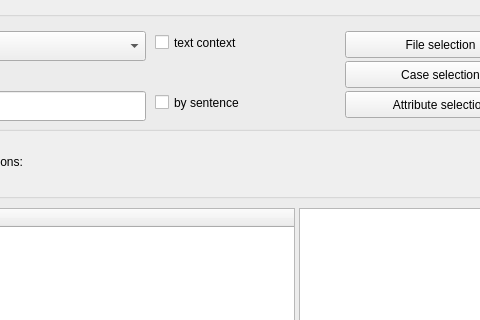
This is GUI_UIs/ui_dialog_report_codings.ui in ccbogel/QualCoder as Qt 5 draws it before an edit; both pictures show x 86 to 566 and y 0 to 320 of the 1129 by 715 pixel window. The edited form follows.
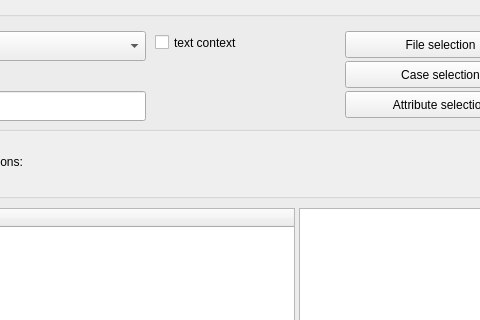
This is the edited form.

Commit message: add element for contextualisation of text

```diff
--- a/GUI_UIs/ui_dialog_report_codings.ui
+++ b/GUI_UIs/ui_dialog_report_codings.ui
@@ -187,19 +187,6 @@
        <string>Export csv file</string>
       </property>
      </widget>
-     <widget class="QCheckBox" name="checkBox_by_sentence">
-      <property name="geometry">
-       <rect>
-        <x>230</x>
-        <y>80</y>
-        <width>171</width>
-        <height>23</height>
-       </rect>
-      </property>
-      <property name="text">
-       <string>by sentence</string>
-      </property>
-     </widget>
      <widget class="QCheckBox" name="checkBox_text_context">
       <property name="geometry">
        <rect>
```
